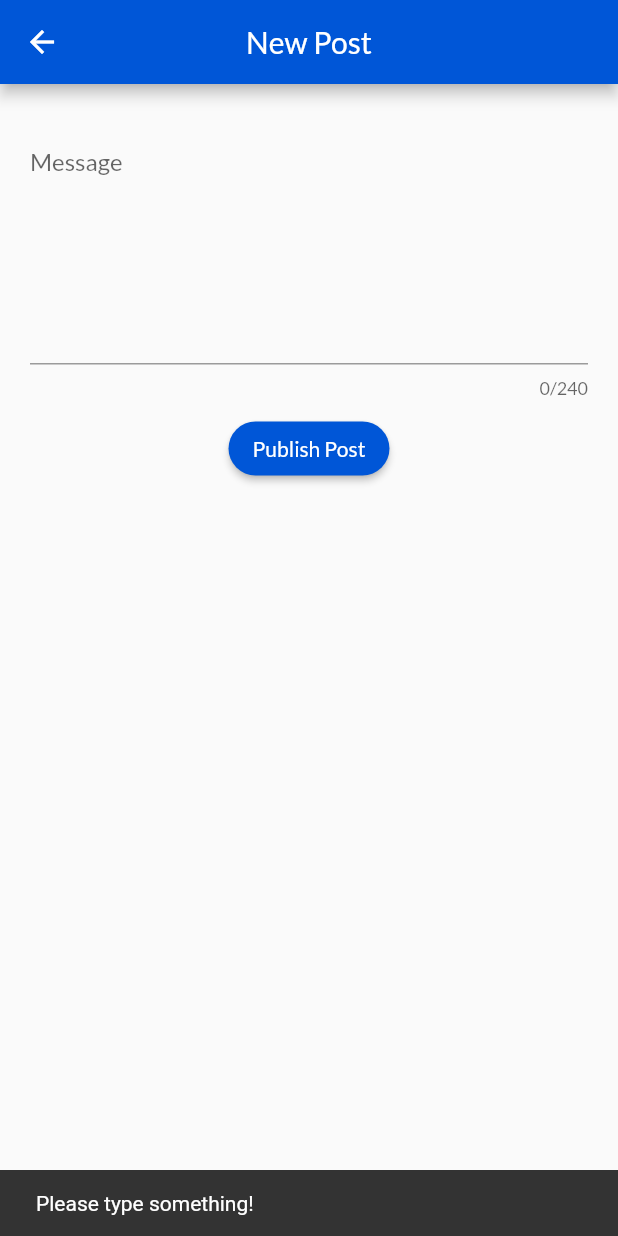
After one commit to riaacordero/OOP-Module-3-Exam, a Flutter app: the CreatePostScreen screen opened directly, after a tap on "Publish Post", on a phone screen of 412 x 824 dp. The commit adds this screen. Run offline on Flutter 3.47's test engine with Material 2 defaults, Android fonts, the phone set to English and light mode, and no system bars; our stand-ins replace flutter_svg.

Commit message:
Added "new post" feature

```diff
--- /dev/null
+++ b/lib/database/post.dart
@@ -0,0 +1,25 @@
+class Post {
+  String username;
+  String message;
+
+  Post(this.username, this.message);
+}
+
+List<Post> post = PostData
+    .map(
+      (item) => Post(
+          item['username'] as String,
+          item['message'] as String,
+      ),
+    ).toList();
+
+var PostData = [
+  {
+    "username": "riaacordero",
+    "message": "Hi sir gikapoy nakog code ahihi",
+  },
+  {
+    "username": "hrjugar",
+    "message": "w000000",
+  }
+];
--- a/lib/screens/login_screen.dart
+++ b/lib/screens/login_screen.dart
@@ -113,7 +113,7 @@ class _LoginFormState extends State<_LoginForm> {
                                   Navigator.push(
                                       context,
                                       MaterialPageRoute(
-                                          builder: (context) => FeedScreens()
+                                          builder: (context) => NavigationTab()
                                       )
                                   );
                                 } else {
--- /dev/null
+++ b/lib/screens/new_post_screen.dart
@@ -0,0 +1,64 @@
+import 'package:chika/database/post.dart';
+import 'package:flutter/material.dart';
+
+class CreatePostScreen extends StatefulWidget {
+  const CreatePostScreen({Key? key}) : super(key: key);
+
+  @override
+  _CreatePostScreenState createState() => _CreatePostScreenState();
+}
+
+class _CreatePostScreenState extends State<CreatePostScreen> {
+  String _postMessage = "";
+  bool _loading = false;
+
+  @override
+  Widget build(BuildContext context) {
+    return Scaffold(
+      appBar: AppBar(
+          backgroundColor: const Color(0xFF0056D7),
+          centerTitle: true,
+          title: const Text("New Post")),
+      body: Padding(
+        padding: const EdgeInsets.all(20.0),
+        child: Column(
+          children: [
+            const Padding(padding: EdgeInsets.symmetric(vertical: 5)),
+            TextField(
+              maxLength: 240,
+              maxLines: 7,
+              decoration: const InputDecoration(
+                hintText: "Message",
+              ),
+              onChanged: (value) {
+                _postMessage = value;
+              },
+            ),
+            const Padding(padding: EdgeInsets.symmetric(vertical: 5)),
+            ElevatedButton(
+              onPressed: () async {
+                setState(() {
+                  _loading = true;
+                });
+                if (_postMessage != null && _postMessage.isNotEmpty) {
+                  Post newPost = Post(_postMessage, "admin");
+                  Navigator.pop(context);
+                  setState(() {
+                    _loading = false;
+                  });
+                } else {
+                  ScaffoldMessenger.of(context).showSnackBar(
+                      const SnackBar(content: Text('Please type something!')));
+                }
+              },
+              child: const Text("Publish Post"),
+              style: ElevatedButton.styleFrom(
+                  primary: const Color(0xFF0056D7),
+                  shape: const StadiumBorder()),
+            )
+          ],
+        ),
+      ),
+    );
+  }
+}
```
Also changed, not shown: lib/others/navigation_tab.dart (+12 -3 lines).
